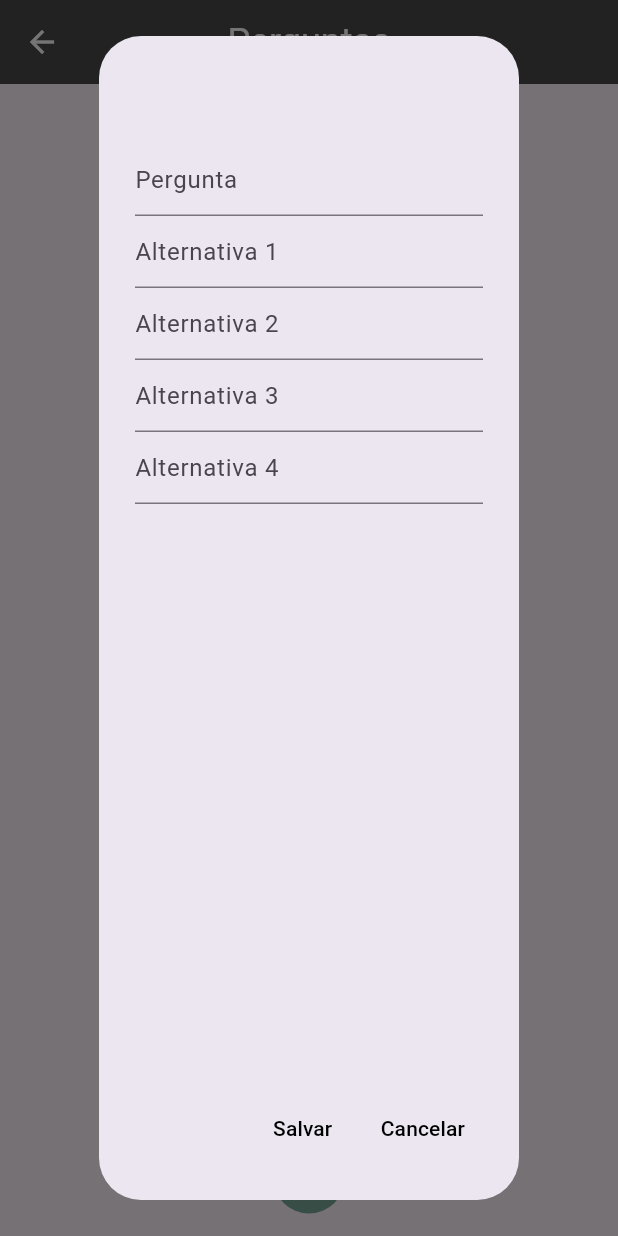
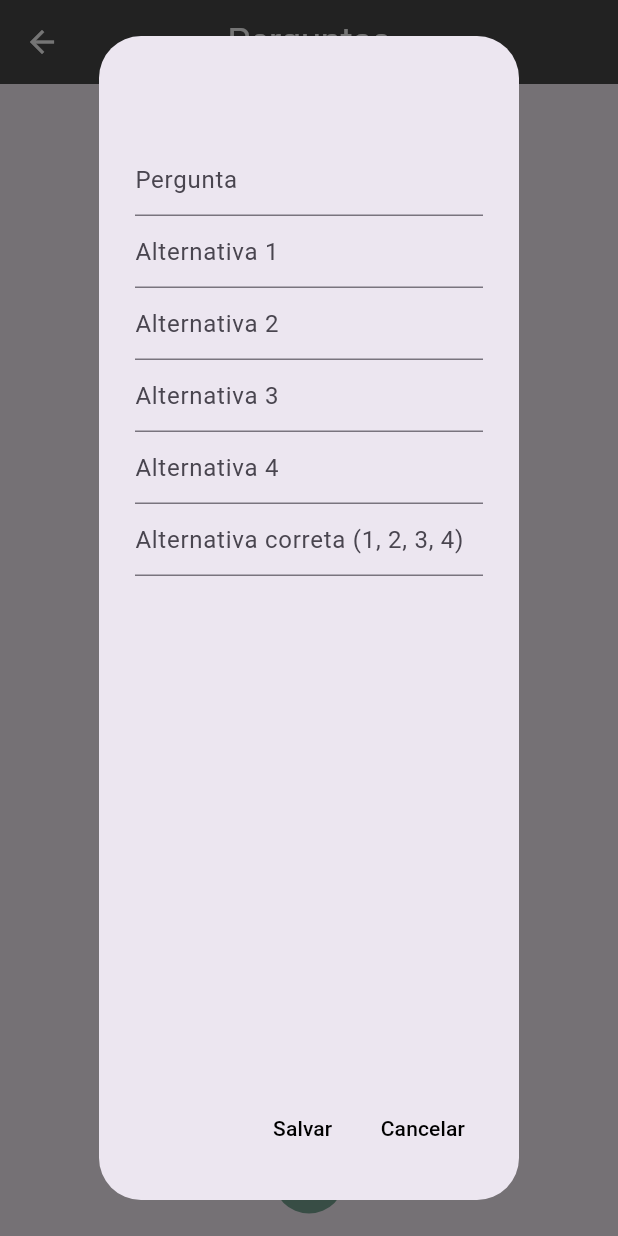
Before and after one commit to BrunnoS1/pi-food-quest, a Flutter app: the PerguntasPage screen opened by its route, after a tap on the "add" icon, on a phone screen of 412 x 824 dp. Run offline on Flutter 3.47's test engine with Material 3 defaults, Android fonts, the phone set to English and light mode, and no system bars; our stand-ins replace cloud_firestore, firebase_auth, firebase_core; accounts and stored records are empty.

Commit message:
fix crud perguntas

```diff
--- a/lib/pages/perguntas/perguntas_page.dart
+++ b/lib/pages/perguntas/perguntas_page.dart
@@ -24,6 +24,7 @@ class _PerguntasPageState extends State<PerguntasPage> {
     TextEditingController controllerA2 = TextEditingController();
     TextEditingController controllerA3 = TextEditingController();
     TextEditingController controllerA4 = TextEditingController();
+    TextEditingController controllerResposta = TextEditingController();
 
     await showDialog(
       context: context,
@@ -62,6 +63,12 @@ class _PerguntasPageState extends State<PerguntasPage> {
                 keyboardType: TextInputType.text,
                 decoration: const InputDecoration(hintText: "Alternativa 4"),
               ),
+              TextField(
+                key: const Key("addResField"),
+                controller: controllerA4,
+                keyboardType: TextInputType.text,
+                decoration: const InputDecoration(hintText: "Alternativa correta (1, 2, 3, 4)"),
+              ),
             ],
           ),
           actions: [
@@ -73,9 +80,10 @@ class _PerguntasPageState extends State<PerguntasPage> {
                 String alt2 = controllerA2.text;
                 String alt3 = controllerA3.text;
                 String alt4 = controllerA4.text;
+                String resposta = controllerResposta.text;
                 try {
                   await perguntaService.setPergunta(
-                      user.email!, pergunta, alt1, alt2, alt3, alt4);
+                      user.email!, pergunta, alt1, alt2, alt3, alt4, resposta);
                   SnackbarUtil.showSnackbar(
                       context, 'Pergunta salva com sucesso!');
                   Navigator.of(context).pop();
--- a/lib/services/pergunta_service.dart
+++ b/lib/services/pergunta_service.dart
@@ -8,7 +8,7 @@ class PerguntaService {
 
   //funcao para adicionar ou editar pergunta
   Future<void> setPergunta(String documentId, String pergunta, String alt1,
-      String alt2, String alt3, String alt4) async {
+      String alt2, String alt3, String alt4, String resposta) async {
     DocumentReference docRef = _db.collection('perguntas').doc();
 
     // cria o documento e adiciona a pergunta
@@ -18,6 +18,7 @@ class PerguntaService {
       'alt2': alt2,
       'alt3': alt3,
       'alt4': alt4,
+      'resposta': resposta
     });
   }
 
```
